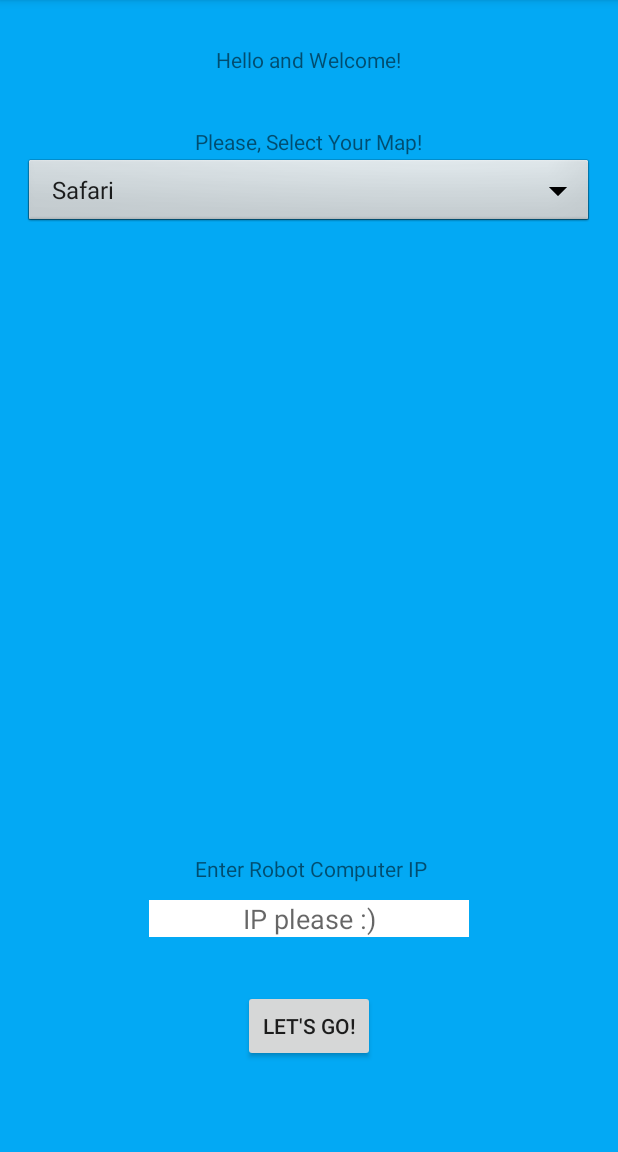
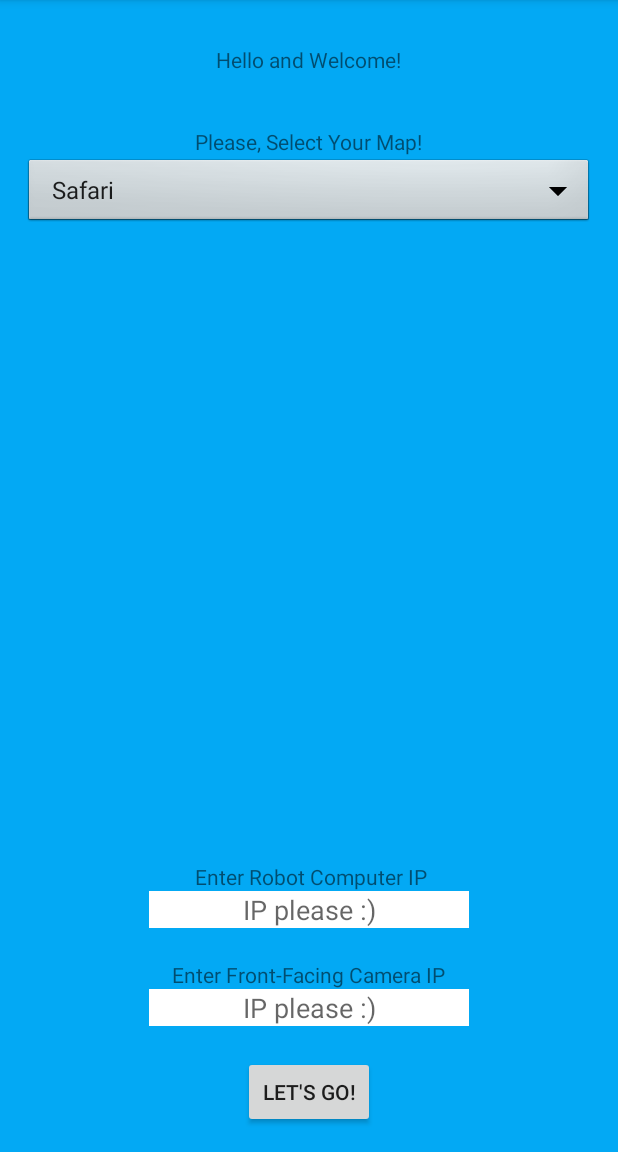
Before and after one commit to ajr-zimmer/robodysseycontroller, an Android app: the screen it shows after launch (MainActivity), on a phone screen of 412 x 824 dp, the part 84-1236 px from its top. Run offline under Robolectric (Android 15) with nearby library versions, the phone set to English and light mode, and no system bars.

Commit message:
Added ability to modify camera IP

```diff
--- a/app/src/main/java/com/cain/robodysseycontroller/activities/ControlActivity.java
+++ b/app/src/main/java/com/cain/robodysseycontroller/activities/ControlActivity.java
@@ -31,7 +31,7 @@ public class ControlActivity extends AppCompatActivity implements
 
     private static final int SERVERPORT = 8888;
     private static String SERVER_IP = "127.0.0.1";
-    private static final String VIDEOFEED = "http://10.13.147.211:8080/video";
+    private static String VIDEOFEED = "http://127.0.0.1:8080/video";
     //
 
 
@@ -42,6 +42,7 @@ public class ControlActivity extends AppCompatActivity implements
         setContentView(R.layout.activity_control);
         // Load in laptop IP from user settings
         SERVER_IP = Utils.readSharedSetting(ControlActivity.this, MainActivity.LAPTOP_IP, "127.0.0.1");
+        VIDEOFEED = Utils.readSharedSetting(ControlActivity.this, MainActivity.CAMERA_IP, "http://127.0.0.1:8080/video");
 
         tourMode = true;
         getWindow().getDecorView().setSystemUiVisibility(
--- a/app/src/main/java/com/cain/robodysseycontroller/activities/MainActivity.java
+++ b/app/src/main/java/com/cain/robodysseycontroller/activities/MainActivity.java
@@ -17,9 +17,11 @@ public class MainActivity extends AppCompatActivity implements AdapterView.OnIte
 
     String mapSelected;
     EditText inputIP;
+    EditText cameraIP;
 
     public static final String PREF_USER_FIRST_TIME = "user_first_time";
     public static final String LAPTOP_IP = "laptop_ip";
+    public static final String CAMERA_IP = "camera_ip";
     boolean isUserFirstTime;
 
     @Override
@@ -40,7 +42,7 @@ public class MainActivity extends AppCompatActivity implements AdapterView.OnIte
         spinner.setOnItemSelectedListener(this);
 
         inputIP = (EditText) findViewById(R.id.inputIP);
-
+        cameraIP = (EditText) findViewById(R.id.cameraIP);
     }
 
     // Implementing methods from OnItemSelectedListener for the spinner
@@ -48,7 +50,6 @@ public class MainActivity extends AppCompatActivity implements AdapterView.OnIte
         // An item was selected. You can retrieve the selected item using
         // parent.getItemAtPosition(pos)
         mapSelected = parent.getItemAtPosition(pos).toString();
-
     }
 
     public void onNothingSelected(AdapterView<?> parent){
@@ -57,6 +58,7 @@ public class MainActivity extends AppCompatActivity implements AdapterView.OnIte
 
     public void launchTutorial(View view){
         Utils.saveSharedSetting(MainActivity.this, LAPTOP_IP, inputIP.getText().toString());
+        Utils.saveSharedSetting(MainActivity.this, CAMERA_IP, "http://"+ cameraIP.getText().toString() +":8080/video");
 
         Toast.makeText(this, "Oooo you chose the " + mapSelected + " map", Toast.LENGTH_LONG).show();
 
--- a/app/src/main/res/layout/activity_main.xml
+++ b/app/src/main/res/layout/activity_main.xml
@@ -10,16 +10,6 @@
     android:paddingTop="@dimen/activity_vertical_margin"
     android:background="@color/light_blue"
     tools:context="com.cain.robodysseycontroller.activities.MainActivity">
-
-    <Button
-        android:text="@string/launchmapbtn"
-        android:layout_width="wrap_content"
-        android:layout_height="wrap_content"
-        android:layout_marginBottom="44dp"
-        android:id="@+id/button"
-        android:layout_alignParentBottom="true"
-        android:layout_centerHorizontal="true"
-        android:onClick="launchTutorial" />
 
     <TextView
         android:text="@string/greeting"
@@ -48,6 +38,15 @@
         android:layout_below="@+id/textView"
         android:layout_centerHorizontal="true" />
 
+    <Button
+        android:text="@string/launchmapbtn"
+        android:layout_width="wrap_content"
+        android:layout_height="wrap_content"
+        android:id="@+id/button"
+        android:onClick="launchTutorial"
+        android:layout_alignParentBottom="true"
+        android:layout_centerHorizontal="true" />
+
     <EditText
         android:id="@+id/inputIP"
         android:layout_width="wrap_content"
@@ -57,9 +56,9 @@
         android:hint="IP please :)"
         android:textAlignment="center"
         android:ems="10"
-        android:layout_marginBottom="35dp"
-        android:layout_above="@+id/button"
-        android:layout_centerHorizontal="true" />
+        android:layout_above="@+id/textView3"
+        android:layout_centerHorizontal="true"
+        android:layout_marginBottom="21dp" />
 
     <TextView
         android:text="Enter Robot Computer IP"
@@ -67,8 +66,28 @@
         android:layout_height="wrap_content"
         android:id="@+id/textView4"
         android:layout_above="@+id/inputIP"
-        android:layout_alignStart="@+id/textView2"
-        android:layout_marginBottom="11dp" />
+        android:layout_alignStart="@+id/textView2" />
+
+    <EditText
+        android:id="@+id/cameraIP"
+        android:layout_width="wrap_content"
+        android:layout_height="wrap_content"
+        android:inputType="textPersonName"
+        android:background="#FFF"
+        android:hint="IP please :)"
+        android:textAlignment="center"
+        android:ems="10"
+        android:layout_above="@+id/button"
+        android:layout_alignStart="@+id/inputIP"
+        android:layout_marginBottom="20dp" />
+
+    <TextView
+        android:text="Enter Front-Facing Camera IP"
+        android:layout_width="wrap_content"
+        android:layout_height="wrap_content"
+        android:id="@+id/textView3"
+        android:layout_above="@+id/cameraIP"
+        android:layout_centerHorizontal="true" />
 
 
 </RelativeLayout>
```
